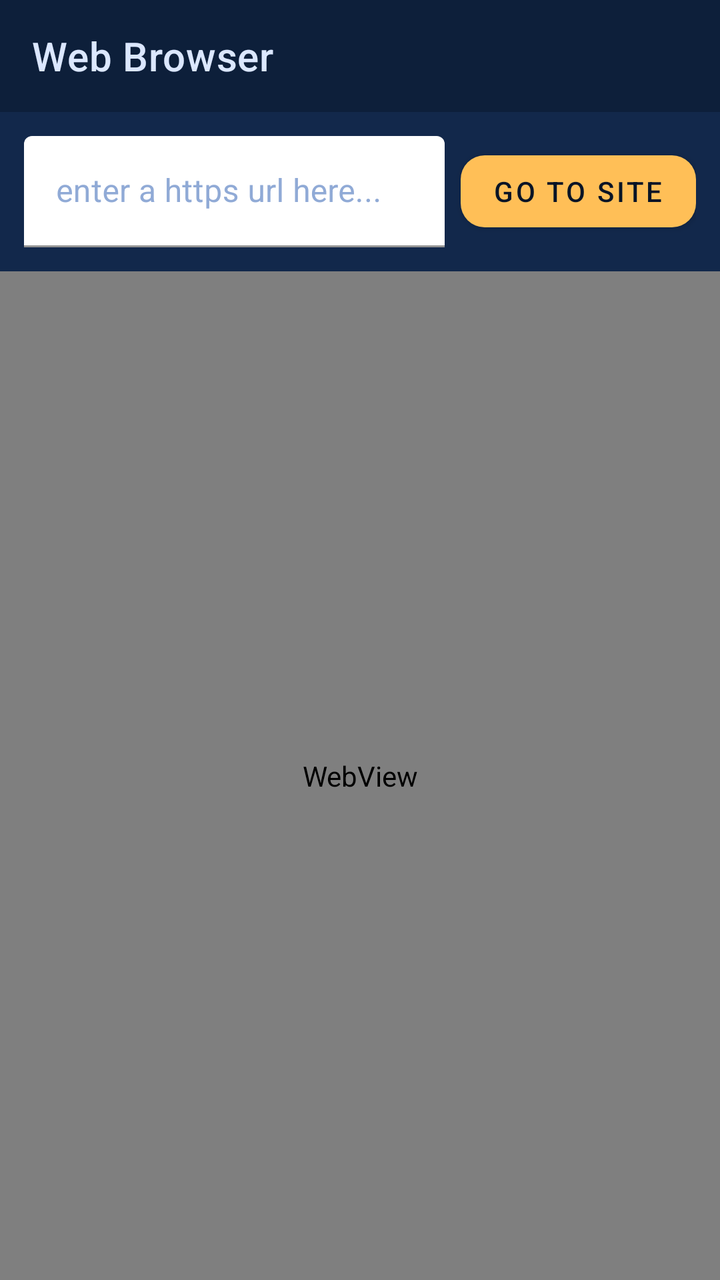
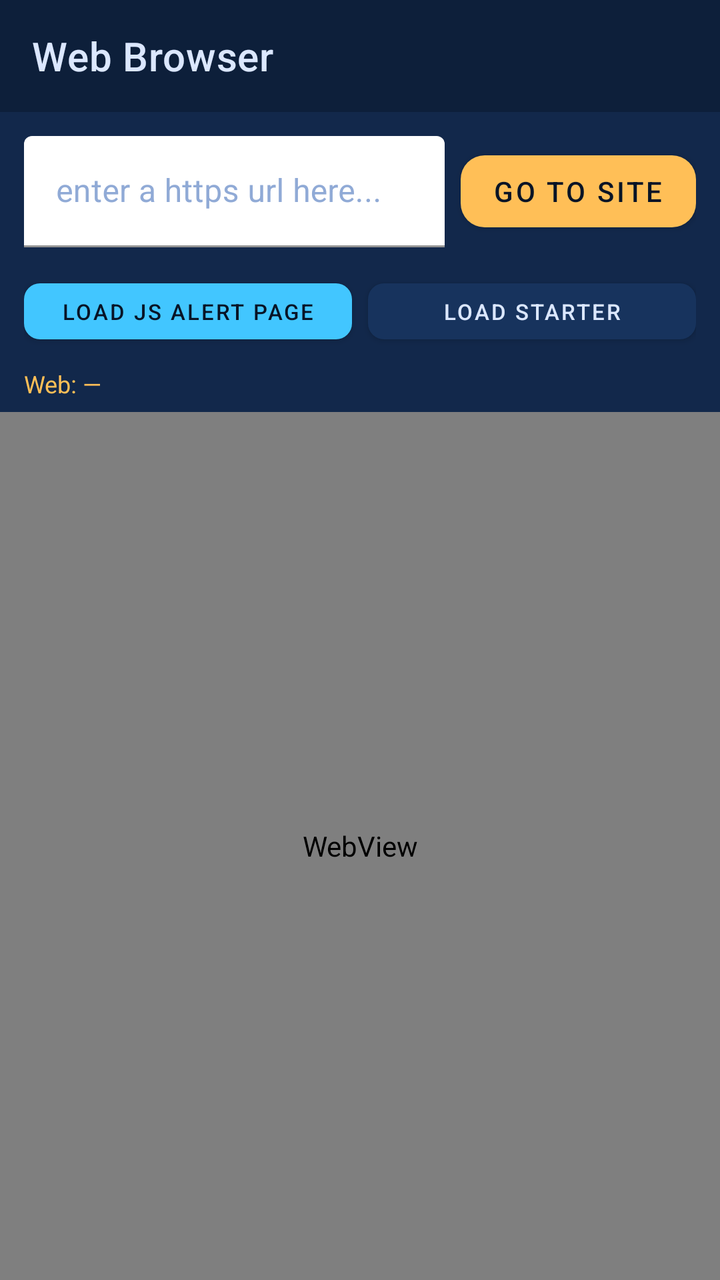

Screens rendered from an Android XML layout before and after an edit, with the pre-edit source and the edit as a unified diff.
<!-- AndroidManifest.xml: application theme Theme.Lebyy -->
<!-- res/layout/activity_webview.xml -->
<?xml version="1.0" encoding="utf-8"?>
<androidx.drawerlayout.widget.DrawerLayout xmlns:android="http://schemas.android.com/apk/res/android"
    xmlns:app="http://schemas.android.com/apk/res-auto"
    android:id="@+id/drawerLayout"
    android:layout_width="match_parent"
    android:layout_height="match_parent">

    <LinearLayout
        android:layout_width="match_parent"
        android:layout_height="match_parent"
        android:background="@color/lebyy_bg"
        android:orientation="vertical">

        <com.google.android.material.appbar.MaterialToolbar
            android:id="@+id/toolbar"
            android:layout_width="match_parent"
            android:layout_height="?attr/actionBarSize"
            android:background="@color/lebyy_bg_2"
            android:theme="@style/ThemeOverlay.MaterialComponents.Dark.ActionBar"
            app:title="@string/webview_title"
            app:titleTextColor="@color/lebyy_text" />

        <LinearLayout
            android:layout_width="match_parent"
            android:layout_height="wrap_content"
            android:background="@color/lebyy_surface"
            android:orientation="horizontal"
            android:padding="12dp">

            <com.google.android.material.textfield.TextInputLayout
                android:layout_width="0dp"
                android:layout_height="wrap_content"
                android:layout_weight="1"
                android:textColorHint="@color/lebyy_muted"
                app:boxBackgroundColor="@color/white"
                app:boxStrokeColor="@color/lebyy_primary"
                app:hintTextColor="@color/lebyy_primary_2">

                <com.google.android.material.textfield.TextInputEditText
                    android:id="@+id/inputUrl"
                    android:layout_width="match_parent"
                    android:layout_height="wrap_content"
                    android:contentDescription="test-enter a https url here..."
                    android:hint="@string/url_hint"
                    android:imeOptions="actionGo"
                    android:inputType="textUri"
                    android:textColor="#0F2144"
                    android:textColorHint="#6B7F99" />
            </com.google.android.material.textfield.TextInputLayout>

            <com.google.android.material.button.MaterialButton
                android:id="@+id/buttonGo"
                android:layout_width="wrap_content"
                android:layout_height="wrap_content"
                android:layout_gravity="center_vertical"
                android:layout_marginStart="8dp"
                android:contentDescription="test-GO TO SITE"
                android:text="@string/go_to_site"
                android:textAllCaps="true"
                android:textColor="@color/lebyy_bg"
                app:backgroundTint="@color/lebyy_accent" />
        </LinearLayout>

        <FrameLayout
            android:id="@+id/webViewContainer"
            android:layout_width="match_parent"
            android:layout_height="0dp"
            android:layout_weight="1"
            android:background="@color/white"
            android:contentDescription="test-WebView">

            <WebView
                android:id="@+id/lebyyWebView"
                android:layout_width="match_parent"
                android:layout_height="match_parent"
                android:background="@color/white" />
        </FrameLayout>
    </LinearLayout>

    <com.google.android.material.navigation.NavigationView
        android:id="@+id/navigationView"
        android:layout_width="280dp"
        android:layout_height="match_parent"
        android:layout_gravity="start"
        android:background="@color/lebyy_surface"
        android:contentDescription="test-Menu-panel" />
</androidx.drawerlayout.widget.DrawerLayout>
<!-- resources referenced by this layout -->
<resources>
  <color name="lebyy_accent">#FFBF57</color>
  <color name="lebyy_bg">#081426</color>
  <color name="lebyy_bg_2">#0D1F3A</color>
  <color name="lebyy_muted">#90AAD6</color>
  <color name="lebyy_primary">#42C6FF</color>
  <color name="lebyy_primary_2">#6E8BFF</color>
  <color name="lebyy_surface">#12284B</color>
  <color name="lebyy_text">#DBE7FF</color>
  <color name="white">#FFFFFF</color>
  <string name="go_to_site">GO TO SITE</string>
  <string name="url_hint">enter a https url here...</string>
  <string name="webview_title">Web Browser</string>
  <style name="Theme.Lebyy" parent="Theme.MaterialComponents.DayNight.NoActionBar">
          <item name="colorPrimary">@color/lebyy_primary</item>
          <item name="colorPrimaryVariant">@color/lebyy_bg_2</item>
          <item name="colorSecondary">@color/lebyy_accent</item>
          <item name="colorOnPrimary">@color/lebyy_bg</item>
          <item name="colorOnSecondary">@color/lebyy_bg</item>
          <item name="android:statusBarColor">@color/lebyy_bg</item>
          <item name="android:navigationBarColor">@color/lebyy_bg</item>
          <item name="android:windowBackground">@color/lebyy_bg</item>
          <item name="android:textColorPrimary">@color/lebyy_text</item>
          <item name="android:textColorSecondary">@color/lebyy_muted</item>
          <item name="colorControlNormal">@color/lebyy_muted</item>
          <item name="colorControlActivated">@color/lebyy_primary</item>
          <item name="materialButtonStyle">@style/Widget.Lebyy.Button</item>
          <item name="materialAlertDialogTheme">@style/ThemeOverlay.Lebyy.Dialog</item>
          <item name="alertDialogTheme">@style/ThemeOverlay.Lebyy.Dialog</item>
      </style>
  <style name="Widget.Lebyy.Button" parent="Widget.MaterialComponents.Button">
          <item name="backgroundTint">@color/lebyy_accent</item>
          <item name="android:textColor">@color/lebyy_bg</item>
          <item name="cornerRadius">12dp</item>
      </style>
  <style name="ThemeOverlay.Lebyy.Dialog" parent="ThemeOverlay.MaterialComponents.MaterialAlertDialog">
          <item name="colorPrimary">@color/lebyy_primary</item>
          <item name="colorSurface">@color/white</item>
          <item name="colorOnSurface">#0F2144</item>
          <item name="android:background">@color/white</item>
          <item name="materialAlertDialogTitleTextStyle">@style/Lebyy.Dialog.Title</item>
          <item name="materialAlertDialogBodyTextStyle">@style/Lebyy.Dialog.Body</item>
          <item name="buttonBarPositiveButtonStyle">@style/Lebyy.Dialog.Button</item>
          <item name="buttonBarNegativeButtonStyle">@style/Lebyy.Dialog.Button</item>
      </style>
  <style name="Lebyy.Dialog.Title" parent="MaterialAlertDialog.MaterialComponents.Title.Text">
          <item name="android:textColor">#0F2144</item>
          <item name="android:textSize">18sp</item>
          <item name="android:textStyle">bold</item>
      </style>
  <style name="Lebyy.Dialog.Body" parent="MaterialAlertDialog.MaterialComponents.Body.Text">
          <item name="android:textColor">#1F3A5F</item>
          <item name="android:textSize">15sp</item>
      </style>
  <style name="Lebyy.Dialog.Button" parent="Widget.MaterialComponents.Button.TextButton.Dialog">
          <item name="android:textColor">@color/lebyy_primary_2</item>
          <item name="android:textStyle">bold</item>
      </style>
</resources>

<!-- the commit's change to res/layout/activity_webview.xml (unified diff, before → after) -->
@@ -61,6 +61,49 @@
                 app:backgroundTint="@color/lebyy_accent" />
         </LinearLayout>
 
+        <LinearLayout
+            android:layout_width="match_parent"
+            android:layout_height="wrap_content"
+            android:background="@color/lebyy_surface"
+            android:orientation="horizontal"
+            android:paddingHorizontal="12dp"
+            android:paddingBottom="8dp">
+            <com.google.android.material.button.MaterialButton
+                android:id="@+id/loadJsAlertPage"
+                android:layout_width="0dp"
+                android:layout_height="40dp"
+                android:layout_marginEnd="8dp"
+                android:layout_weight="1"
+                android:contentDescription="test-LoadJSAlertPage"
+                android:text="Load JS Alert Page"
+                android:textSize="11sp"
+                android:textColor="@color/lebyy_bg"
+                app:backgroundTint="@color/lebyy_primary"
+                app:cornerRadius="8dp" />
+            <com.google.android.material.button.MaterialButton
+                android:id="@+id/loadStarterPage"
+                android:layout_width="0dp"
+                android:layout_height="40dp"
+                android:layout_weight="1"
+                android:contentDescription="test-LoadStarterPage"
+                android:text="Load Starter"
+                android:textSize="11sp"
+                android:textColor="@color/lebyy_text"
+                app:backgroundTint="@color/lebyy_surface_2"
+                app:cornerRadius="8dp" />
+        </LinearLayout>
+        <TextView
+            android:id="@+id/webResult"
+            android:layout_width="match_parent"
+            android:layout_height="wrap_content"
+            android:background="@color/lebyy_surface"
+            android:contentDescription="test-WebResult"
+            android:paddingHorizontal="12dp"
+            android:paddingBottom="6dp"
+            android:text="Web: —"
+            android:textColor="@color/lebyy_accent"
+            android:textSize="12sp" />
+
         <FrameLayout
             android:id="@+id/webViewContainer"
             android:layout_width="match_parent"
<!-- resource entries referenced after the edit -->
@@ -7,6 +7,7 @@
   <color name="lebyy_primary">#42C6FF</color>
   <color name="lebyy_primary_2">#6E8BFF</color>
   <color name="lebyy_surface">#12284B</color>
+  <color name="lebyy_surface_2">#17335D</color>
   <color name="lebyy_text">#DBE7FF</color>
   <color name="white">#FFFFFF</color>
   <string name="go_to_site">GO TO SITE</string>
